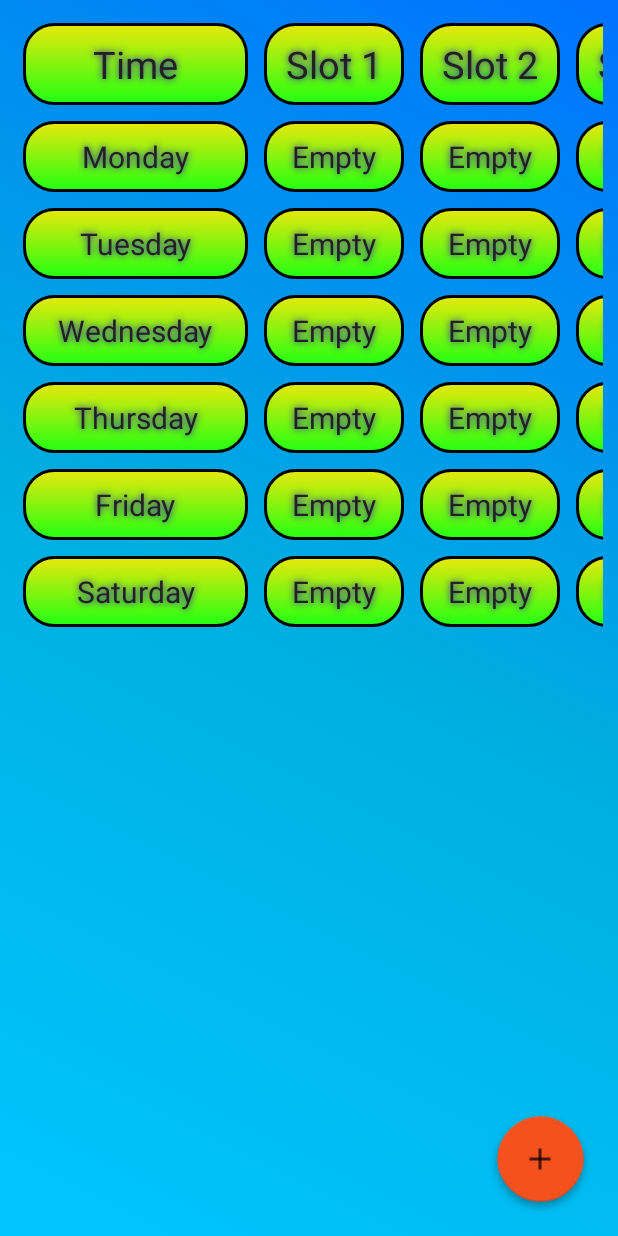
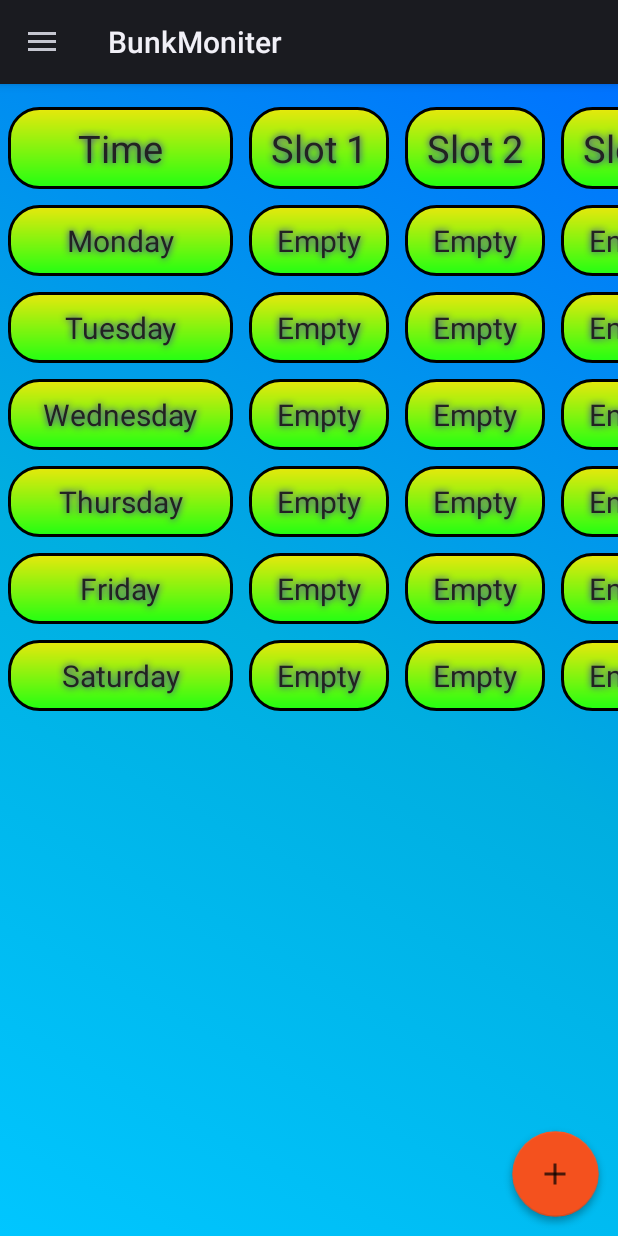
Before and after one commit to prayasjain/bunkapp, an Android app: the screen it shows after launch (Testing), on a phone screen of 412 x 824 dp. Run offline under Robolectric (Android 15) with nearby library versions, the phone set to English and light mode, and no system bars.

Commit message:
AddTopic And Nav Drawer added

```diff
--- a/app/src/main/java/abhishekp/example/com/bunkmoniter/AddTT.java
+++ b/app/src/main/java/abhishekp/example/com/bunkmoniter/AddTT.java
@@ -9,7 +9,7 @@ import android.widget.Button;
 import android.widget.EditText;
 
 
-public class AddTT extends Activity implements View.OnClickListener {
+    public class AddTT extends Activity implements View.OnClickListener {
     Button b ;
     EditText et ;
     String s ;
--- a/app/src/main/java/abhishekp/example/com/bunkmoniter/MainActivity.java
+++ b/app/src/main/java/abhishekp/example/com/bunkmoniter/MainActivity.java
@@ -43,6 +43,12 @@ public class MainActivity extends ListActivity {
         ttlist.add("Add a New Timetable");
         setListAdapter(new ArrayAdapter<String>(MainActivity.this,
                 android.R.layout.simple_list_item_1, ttlist));
+        sendTimetable();
+
+    }
+
+    public ArrayList<String> sendTimetable() {
+        return ttlist;
     }
 
     @Override
--- a/app/src/main/java/abhishekp/example/com/bunkmoniter/Testing.java
+++ b/app/src/main/java/abhishekp/example/com/bunkmoniter/Testing.java
@@ -7,8 +7,16 @@ import android.app.FragmentTransaction;
 import android.content.Intent;
 import android.content.SharedPreferences;
 import android.os.Bundle;
+import android.support.v4.widget.DrawerLayout;
+import android.support.v7.app.ActionBarDrawerToggle;
 import android.view.View;
+import android.widget.AdapterView;
+import android.widget.ArrayAdapter;
+import android.widget.ListView;
 import android.widget.TextView;
+import android.widget.Toast;
+
+import java.util.ArrayList;
 
 public class Testing extends Activity implements View.OnClickListener {
     private TextView text[][] = new TextView[7][8];
@@ -20,6 +28,12 @@ public class Testing extends Activity implements View.OnClickListener {
     String savingstring;
     SharedPreferences.Editor editing;
     String gotdata;
+    private DrawerLayout nav_draw;
+    private ListView temp_nav_list;
+    private String[] lv_string;
+    private ActionBarDrawerToggle abdt;
+
+
     @Override
     protected void onCreate(Bundle savedInstanceState) {
         // TODO Auto-generated method stub
@@ -67,6 +81,33 @@ public class Testing extends Activity implements View.OnClickListener {
 
             }
         });
+
+
+        /**Navigation Drwaer**/
+
+        nav_draw = (DrawerLayout) findViewById(R.id.drawerlayout);
+        temp_nav_list = (ListView) findViewById(R.id.id_lv_navDrawer);
+        lv_string = getResources().getStringArray(R.array.options);
+        abdt = new ActionBarDrawerToggle(Testing.this,nav_draw,0,0);
+        temp_nav_list.setAdapter(new ArrayAdapter<String>(this,android.R.layout.simple_list_item_1,lv_string));
+        temp_nav_list.setOnItemClickListener(new AdapterView.OnItemClickListener() {
+            @Override
+            public void onItemClick(AdapterView<?> parent, View view, int position, long id) {
+                if(position==1){
+                    enableclick();
+                }
+                Toast.makeText(getBaseContext(), lv_string[position] + " clicked", Toast.LENGTH_SHORT).show();
+                titleset(lv_string[position]);
+            }
+        });
+        nav_draw.setDrawerListener(abdt);
+        getActionBar().setHomeButtonEnabled(true);
+        getActionBar().setDisplayHomeAsUpEnabled(true);
+        abdt.syncState();
+
+
+
+
 /*
         NavigationDrawer fr = new NavigationDrawer();
         FragmentManager fm = getFragmentManager();
@@ -957,4 +998,8 @@ private void textalign(){
 
         }
     }
+
+    public void titleset(String title){
+        getActionBar().setTitle(title);
     }
+}
--- a/app/src/main/res/layout/timetableentry.xml
+++ b/app/src/main/res/layout/timetableentry.xml
@@ -1,10 +1,15 @@
 <?xml version="1.0" encoding="utf-8"?>
-<FrameLayout xmlns:android="http://schemas.android.com/apk/res/android"
+<android.support.v4.widget.DrawerLayout
+    xmlns:android="http://schemas.android.com/apk/res/android"
     xmlns:fab="http://schemas.android.com/apk/res-auto"
     android:layout_width="match_parent"
     android:layout_height="match_parent"
+    android:id="@+id/drawerlayout">
+<FrameLayout
+    android:paddingTop="10dp"
+    android:layout_width="match_parent"
+    android:layout_height="match_parent"
     android:orientation="vertical"
-    android:padding="10dp"
 
     android:background="@drawable/ttback">
 
@@ -1069,5 +1074,16 @@
 
 
     </abhishekp.example.com.bunkmoniter.FloatingActionsMenu>
+</FrameLayout>
 
-</FrameLayout>
+        <ListView
+            android:background="@drawable/bkg6"
+            android:layout_gravity = "left"
+            android:layout_width="240dp"
+            android:divider="@null"
+            android:textAlignment="center"
+            android:layout_height="match_parent"
+            android:id="@+id/id_lv_navDrawer"/>
+
+
+    </android.support.v4.widget.DrawerLayout>
--- a/app/src/main/res/values/strings.xml
+++ b/app/src/main/res/values/strings.xml
@@ -14,5 +14,13 @@
         <item>option 8</item>
         <item>option 9</item>
 
+
+    </string-array>
+
+    <string-array name="options">
+        <item>Add a new TimeTable</item>
+        <item>Edit TimeTable</item>
+        <item>Add Topic</item>
+        <item>View Attendance Stats</item>
     </string-array>
 </resources>
--- a/app/src/main/res/values/styles.xml
+++ b/app/src/main/res/values/styles.xml
@@ -1,9 +1,11 @@
 <resources>
 
-    <!-- Base application theme. -->
+    <style name="AppTheme" parent="Base.Widget.AppCompat.ActionBar">
+    </style>
+    <!-- Base application theme.
     <style name="AppTheme" parent="Theme.AppCompat.Light.DarkActionBar">
-        <!-- Customize your theme here. -->
-    </style>
+         Customize your theme here.
+    </style> -->
     <style name="menu_labels_style">
         <item name="android:background">@drawable/fab_label_background</item>
         <item name="android:textColor">@color/white</item>
```
Also changed, not shown: app/src/main/AndroidManifest.xml (+7 -7 lines), app/src/main/java/abhishekp/example/com/bunkmoniter/AddTopic.java (+51 -30 lines), app/src/main/java/abhishekp/example/com/bunkmoniter/Preference.java (+69 -27 lines), app/src/main/res/layout/add_subject.xml (added, +22 -0 lines), app/src/main/res/layout/topic_item.xml (deleted, +0 -7 lines), app/src/main/res/drawable/bkg6.jpg (added), 2 other files. Lines whose indentation alone changed are shown as unchanged.
